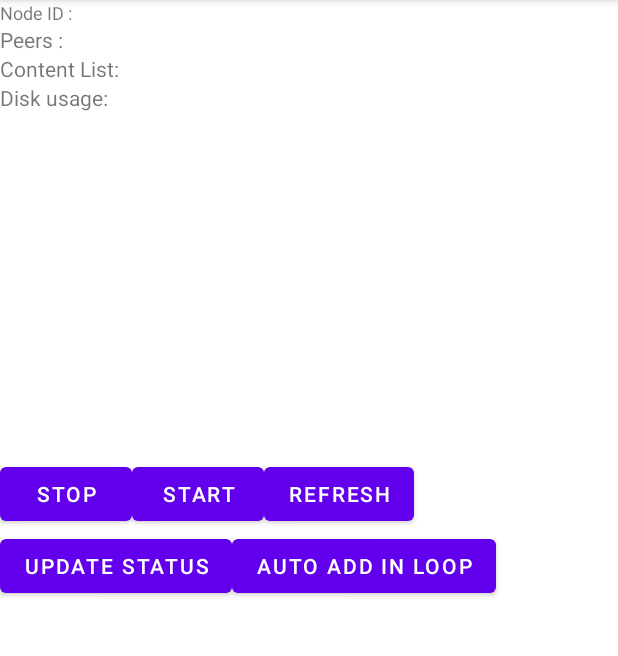
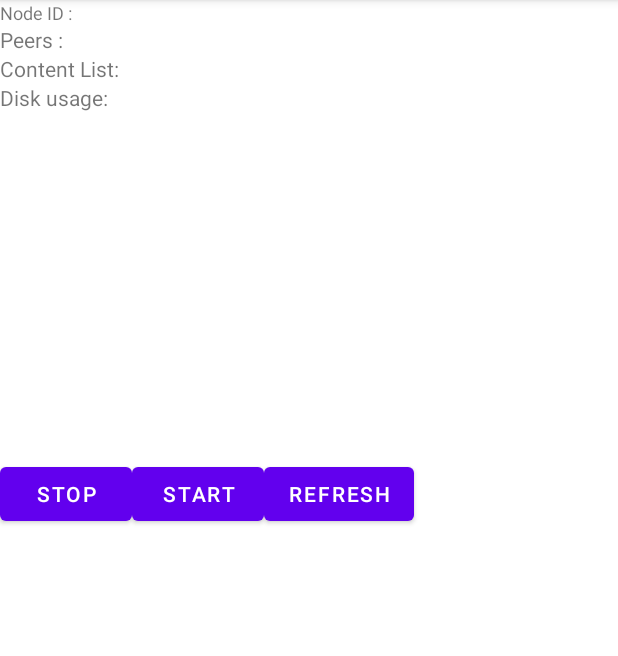
Before and after one commit to datahop/datahop-android-demo, an Android app: the screen it shows after launch (MainActivity), on a phone screen of 412 x 824 dp, the part 84-740 px from its top. Run offline under Robolectric (Android 15) with nearby library versions, the phone set to English and light mode, and no system bars; libraries missing offline, so code that uses them is left out: network.datahop.blediscovery, network.datahop.wifidirect; 5 statements that could not run were skipped.

Commit message:
update: datahop lib

```diff
--- a/app/src/main/java/network/datahop/datahopdemo/MainActivity.java
+++ b/app/src/main/java/network/datahop/datahopdemo/MainActivity.java
@@ -1,21 +1,23 @@
 package network.datahop.datahopdemo;
 
-import androidx.appcompat.app.AlertDialog;
 import androidx.appcompat.app.AppCompatActivity;
 import androidx.core.app.ActivityCompat;
 import androidx.core.content.ContextCompat;
+import androidx.loader.content.CursorLoader;
 
 import android.Manifest;
 import android.app.Activity;
 import android.content.Context;
-import android.content.DialogInterface;
 import android.content.Intent;
 import android.content.IntentSender;
 import android.content.pm.PackageManager;
+import android.database.Cursor;
 import android.location.LocationManager;
+import android.net.Uri;
 import android.net.wifi.WifiManager;
 import android.os.Bundle;
 import android.os.Handler;
+import android.provider.MediaStore;
 import android.util.Log;
 import android.view.View;
 import android.widget.Button;
@@ -33,7 +35,11 @@ import com.google.android.gms.location.LocationSettingsStatusCodes;
 import com.google.android.gms.tasks.OnCompleteListener;
 import com.google.android.gms.tasks.Task;
 
-import java.nio.charset.StandardCharsets;
+import java.io.BufferedInputStream;
+import java.io.File;
+import java.io.FileInputStream;
+import java.io.FileNotFoundException;
+import java.io.IOException;
 import java.text.DecimalFormat;
 import java.util.ArrayList;
 import java.util.concurrent.TimeUnit;
@@ -52,6 +58,7 @@ public class MainActivity extends AppCompatActivity implements ConnectionManager
     private static final int PERMISSION_REQUEST_FINE_LOCATION = 1;
     private static final int PERMISSION_REQUEST_WRITE_EXTERNAL_STORAGE = 2;
     private static final int REQUEST_CHECK_SETTINGS = 111;
+    private static final int EXTERNAL_STORAGE_PERMISSION_CODE = 23;
 
     private static final String TAG = MainActivity.class.getSimpleName();
     private static LocationManager locationManager;
@@ -72,6 +79,9 @@ public class MainActivity extends AppCompatActivity implements ConnectionManager
         if (wifi.getWifiState() != WifiManager.WIFI_STATE_ENABLED) {
             wifi.setWifiEnabled(true);
         }
+
+        ActivityCompat.requestPermissions(this, new String[]{Manifest.permission.READ_EXTERNAL_STORAGE, Manifest.permission.WRITE_EXTERNAL_STORAGE},
+                EXTERNAL_STORAGE_PERMISSION_CODE);
 
         // Ask Location Permission
         Log.d("checkSelfPermission ", String.valueOf(ContextCompat.checkSelfPermission(MainActivity.this,
@@ -137,6 +147,8 @@ public class MainActivity extends AppCompatActivity implements ConnectionManager
                 e.printStackTrace();
             }
         }
+        Intent intent = getIntent();
+        handleIntent(intent);
     }
 
     @Override
@@ -204,7 +216,7 @@ public class MainActivity extends AppCompatActivity implements ConnectionManager
             public void onClick(View v) {
                 if (!Datahop.isNodeOnline()) {
                     try {
-                        Datahop.startPrivate(false, "pnet");
+                        Datahop.start(false, true);
                         Datahop.startDiscovery(true, true, true);
                     } catch (Exception e) {
                         e.printStackTrace();
@@ -220,38 +232,6 @@ public class MainActivity extends AppCompatActivity implements ConnectionManager
                     try {
                         Datahop.stopDiscovery();
                         Datahop.stop();
-                    } catch (Exception e) {
-                        e.printStackTrace();
-                    }
-                }
-            }
-        });
-
-        final Button contentButton = findViewById(R.id.add_content);
-        contentButton.setOnClickListener(new View.OnClickListener() {
-            public void onClick(View v) {
-                if (Datahop.isNodeOnline()) {
-                    try {
-                        Context context = getApplicationContext();
-                        CharSequence text = "Please sit back, Content is being added";
-                        int duration = Toast.LENGTH_SHORT;
-
-                        Toast toast = Toast.makeText(context, text, duration);
-                        toast.show();
-                        Datahop.addContent();
-                    } catch (Exception e) {
-                        e.printStackTrace();
-                    }
-                }
-            }
-        });
-
-        final Button loopButton = findViewById(R.id.add_content_in_loop);
-        loopButton.setOnClickListener(new View.OnClickListener() {
-            public void onClick(View v) {
-                if (Datahop.isNodeOnline()) {
-                    try {
-                        Datahop.startMeasurements(10000000, 120);
                     } catch (Exception e) {
                         e.printStackTrace();
                     }
@@ -371,7 +351,7 @@ public class MainActivity extends AppCompatActivity implements ConnectionManager
             bleDiscoveryDriver.setNotifier(Datahop.getDiscoveryNotifier());
             hotspot.setNotifier(Datahop.getWifiHotspotNotifier());
             connection.setNotifier(Datahop.getWifiConnectionNotifier());
-            Datahop.startPrivate(true, "pnet");
+            Datahop.start(true, true);
             Datahop.startDiscovery(true, true, true);
             loadData();
         } catch (Exception e) {
@@ -435,4 +415,53 @@ public class MainActivity extends AppCompatActivity implements ConnectionManager
         sizeToReturn = String.valueOf(df.format(bytes)) + " " + fileSizeUnits[index];
         return sizeToReturn;
     }
+
+    @Override
+    protected void onNewIntent(Intent intent) {
+        super.onNewIntent(intent);
+        this.handleIntent(intent);
+    }
+
+
+    void handleIntent(Intent intent) {
+        if (intent!= null) {
+            String action = intent.getAction();
+            String type = intent.getType();
+            if (Intent.ACTION_SEND.equals(action) && type != null) {
+//                CircularProgressIndicator progress = findViewById(R.id.progress);
+                if (type.equalsIgnoreCase("text/plain")) {
+                    // TODO do something
+                } else {
+                    Uri selectedUri = intent.getParcelableExtra(Intent.EXTRA_STREAM);
+                    if (selectedUri != null) {
+
+                        String[] projection = {MediaStore.MediaColumns.DATA};
+                        CursorLoader cursorLoader = new CursorLoader(this, selectedUri, projection, null, null, null);
+                        Cursor cursor = cursorLoader.loadInBackground();
+                        int column_index = cursor.getColumnIndexOrThrow(MediaStore.MediaColumns.DATA);
+                        cursor.moveToFirst();
+                        File file = new File(cursor.getString(column_index));
+                        int size = (int) file.length();
+                        byte[] bytes = new byte[size];
+                        try {
+                            BufferedInputStream buf = new BufferedInputStream(new FileInputStream(file));
+                            buf.read(bytes, 0, bytes.length);
+                            buf.close();
+
+                            Datahop.add("/"+file.getName(), bytes, "");
+                        } catch (FileNotFoundException e) {
+                            // TODO Auto-generated catch block
+                            e.printStackTrace();
+                        } catch (IOException e) {
+                            // TODO Auto-generated catch block
+                            e.printStackTrace();
+                        } catch (Exception e) {
+                            e.printStackTrace();
+                        }
+                    }
+                }
+//                progress.show();
+            }
+        }
+    }
 }
--- a/app/src/main/res/layout/activity_main.xml
+++ b/app/src/main/res/layout/activity_main.xml
@@ -72,24 +72,4 @@
 
     </LinearLayout>
 
-    <LinearLayout
-        android:layout_width="match_parent"
-        android:layout_height="wrap_content"
-        android:orientation="horizontal"
-        app:layout_constraintTop_toBottomOf="@+id/linearLayout3"
-        tools:layout_editor_absoluteX="-16dp">
-
-        <Button
-            android:id="@+id/add_content"
-            android:layout_width="wrap_content"
-            android:layout_height="wrap_content"
-            android:text="Update status" />
-
-        <Button
-            android:id="@+id/add_content_in_loop"
-            android:layout_width="wrap_content"
-            android:layout_height="wrap_content"
-            android:text="Auto Add in Loop" />
-    </LinearLayout>
-
 </androidx.constraintlayout.widget.ConstraintLayout>
```
Also changed, not shown: app/build.gradle (+4 -4 lines), app/src/main/AndroidManifest.xml (+14 -1 lines).
